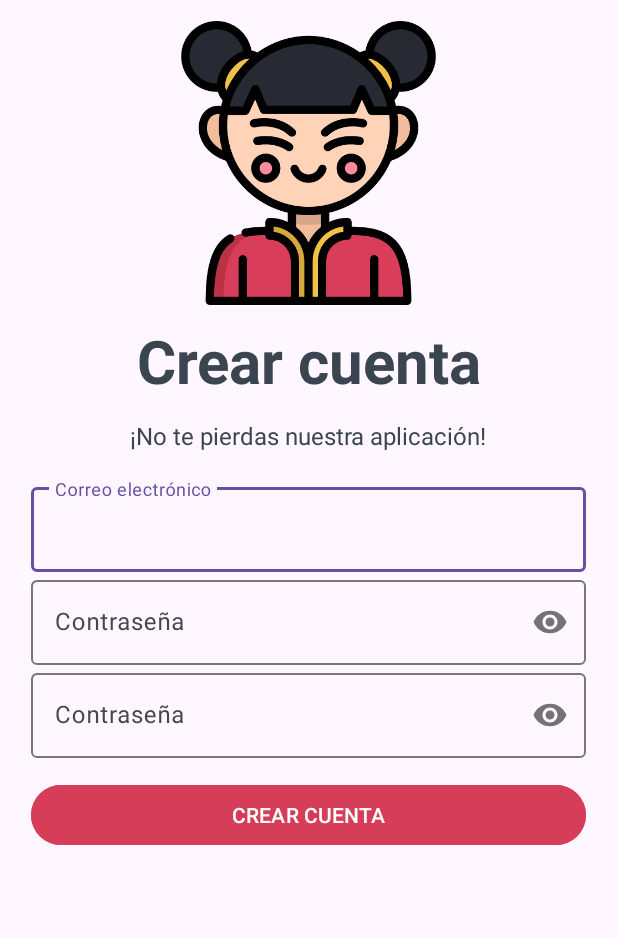
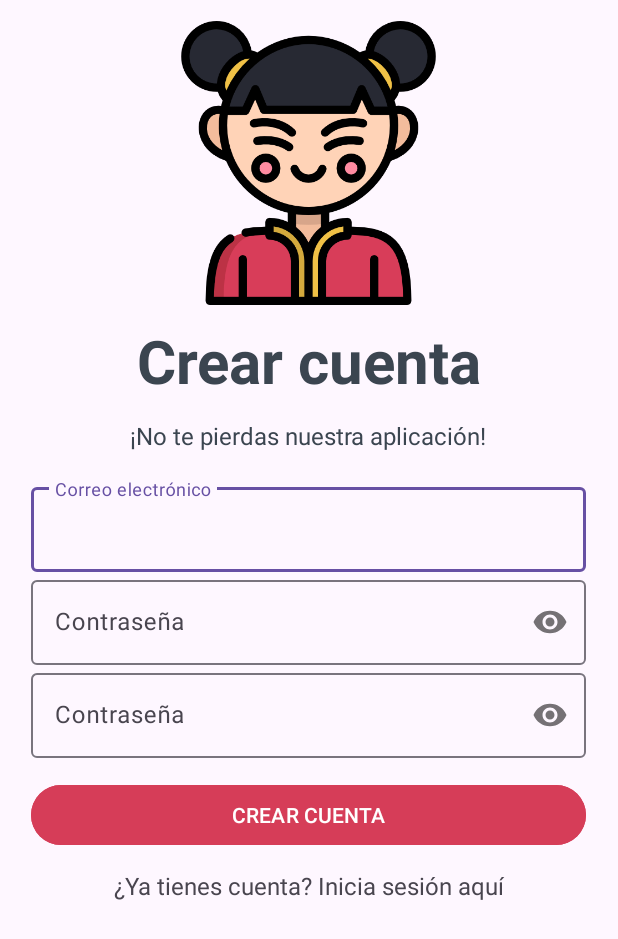
Before and after one commit to LaPockett/PracticaFinal_PSP, an Android app: the screen it shows after launch (SignUpActivity), after a tap on "Accede o crea una nueva cuenta", on a phone screen of 412 x 824 dp. Shown: the top 939 px of the screen. Run offline under Robolectric (Android 15) with nearby library versions, the phone set to English and light mode, and no system bars; our stand-ins replace Firebase (no records; nobody signed in at launch, a user with empty details on screens opened directly).

Commit message:
Commit, casa

```diff
--- a/app/src/main/java/com/example/practicafinal_psp/MainActivity.kt
+++ b/app/src/main/java/com/example/practicafinal_psp/MainActivity.kt
@@ -24,7 +24,8 @@ class MainActivity : AppCompatActivity() {
 
     lateinit var textInputEmailLogin: EditText
     lateinit var textInputPasswordLogin: EditText
-    val api:String ="AIzaSyA1YuMbhOpumPGnIsItqmd1oj8Enj_PYb8"
+    //val api:String ="AIzaSyA1YuMbhOpumPGnIsItqmd1oj8Enj_PYb8"
+
     lateinit var textViewSignUp: TextView
 
     override fun onCreate(savedInstanceState: Bundle?) {
@@ -85,14 +86,6 @@ class MainActivity : AppCompatActivity() {
         }
     }
 
-    override fun onStart() {
-        super.onStart()
-        val usuario = firebaseAuth.currentUser
-        if (usuario!=null) {
-            val intent = Intent(this, HomeActivity::class.java)
-            startActivity(intent)
-            finish()
-        }
-    }
+
 
 }
--- a/app/src/main/java/com/example/practicafinal_psp/SignUpActivity.kt
+++ b/app/src/main/java/com/example/practicafinal_psp/SignUpActivity.kt
@@ -7,6 +7,7 @@ import android.util.Log
 import android.view.View
 import android.widget.Button
 import android.widget.EditText
+import android.widget.TextView
 import android.widget.Toast
 import androidx.activity.enableEdgeToEdge
 import androidx.appcompat.app.AppCompatActivity
@@ -28,6 +29,7 @@ class SignUpActivity : AppCompatActivity() {
     lateinit var textInputEmail: EditText
     lateinit var textInputPassword: EditText
     lateinit var textInputPassword2: EditText
+    lateinit var textViewVolverLogin: TextView
     override fun onCreate(savedInstanceState: Bundle?) {
         super.onCreate(savedInstanceState)
 
@@ -35,7 +37,7 @@ class SignUpActivity : AppCompatActivity() {
         binding = ActivitySignUpBinding.inflate(layoutInflater)
         setContentView(binding.root)
         enableEdgeToEdge()
-        setContentView(R.layout.activity_sign_up)
+        //setContentView(R.layout.activity_sign_up)
         ViewCompat.setOnApplyWindowInsetsListener(findViewById(R.id.main)) { v, insets ->
             val systemBars = insets.getInsets(WindowInsetsCompat.Type.systemBars())
             v.setPadding(systemBars.left, systemBars.top, systemBars.right, systemBars.bottom)
@@ -46,6 +48,12 @@ class SignUpActivity : AppCompatActivity() {
         textInputEmail = binding.textInputEmailSignUp
         textInputPassword = binding.textInputPasswordSignUp
         textInputPassword2 = binding.textInputPasswordAgain
+
+        textViewVolverLogin = binding.textViewVolverLogin
+        textViewVolverLogin.setOnClickListener {
+            val intent = Intent(this, MainActivity::class.java)
+            startActivity(intent)
+        }
 
     }
 
@@ -81,4 +89,5 @@ class SignUpActivity : AppCompatActivity() {
         }
 
     }
+
 }
--- a/app/src/main/java/com/example/practicafinal_psp/Traductor.kt
+++ b/app/src/main/java/com/example/practicafinal_psp/Traductor.kt
@@ -1,6 +1,7 @@
 package com.example.practicafinal_psp
 
 import android.os.Bundle
+import android.util.Log
 import androidx.fragment.app.Fragment
 import android.view.LayoutInflater
 import android.view.View
@@ -123,7 +124,8 @@ class Traductor : Fragment() {
         translator = Translation.getClient(opciones)
 
         translator?.downloadModelIfNeeded()?.addOnSuccessListener {
-            Toast.makeText(requireContext(), "Modelo descargado", Toast.LENGTH_SHORT).show()
+            //Toast.makeText(requireContext(), "Modelo descargado", Toast.LENGTH_SHORT).show()
+            Log.i("Traductor", "Modelo descargado")
             CoroutineScope(Dispatchers.IO).launch {
                 try {
                     val resultado = translator?.translate(texto)?.await()
@@ -142,6 +144,8 @@ class Traductor : Fragment() {
             Toast.makeText(requireContext(), "Error al descargar el modelo", Toast.LENGTH_SHORT).show()
         }
     }
+
+
     override fun onDestroyView() {
         super.onDestroyView()
         translator?.close()
--- a/app/src/main/res/layout/activity_sign_up.xml
+++ b/app/src/main/res/layout/activity_sign_up.xml
@@ -87,5 +87,15 @@
         android:text="CREAR CUENTA"
         tools:ignore="OnClick" />
 
+    <TextView
+        android:id="@+id/textViewVolverLogin"
+        android:layout_width="match_parent"
+        android:layout_height="wrap_content"
+        android:layout_marginTop="12dp"
+        android:gravity="center"
+        android:text="¿Ya tienes cuenta? Inicia sesión aquí"
+        android:textSize="16sp"
+        tools:ignore="OnClick" />
+
 
 </LinearLayout>
```
